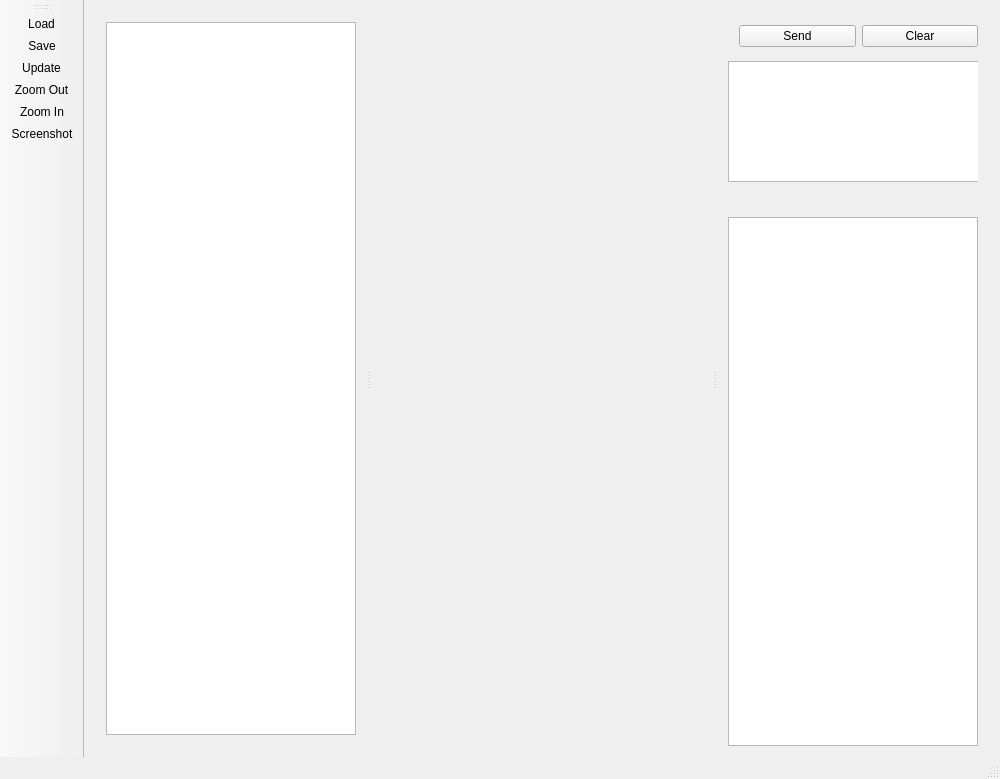
Before: the Qt Designer form mainwindow.ui in gamoeba/stagehand, drawn with Qt 5.
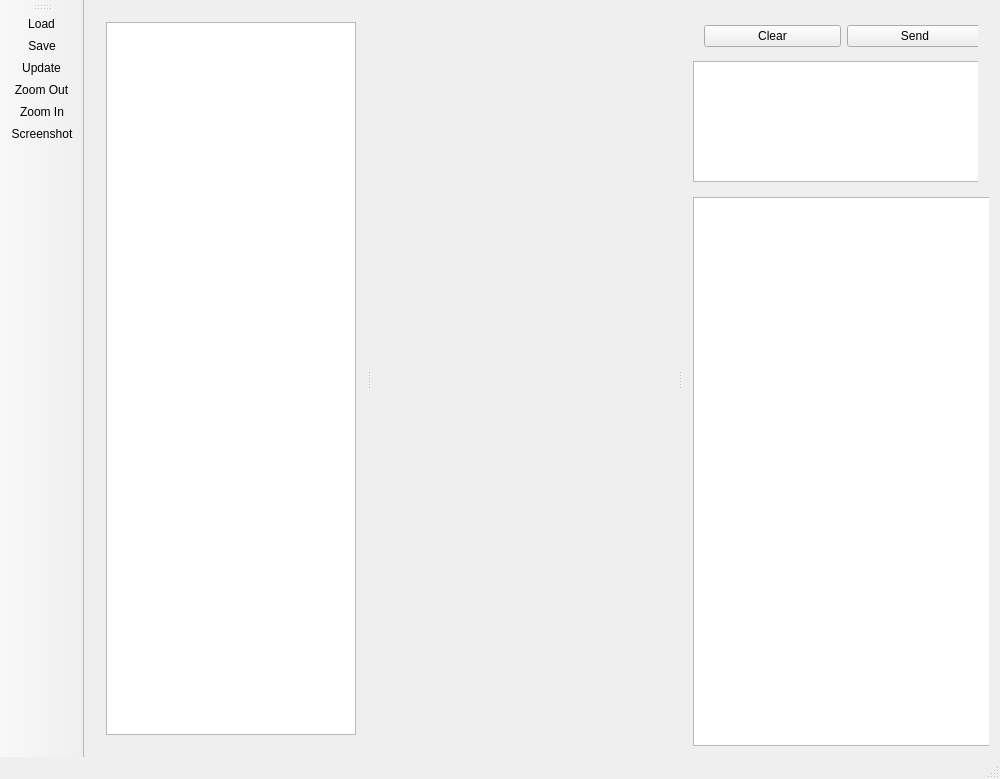
After: the same form once the commit is applied. Icons and pictures are not drawn.

What changed in the file:
```diff
--- a/mainwindow.ui
+++ b/mainwindow.ui
@@ -105,7 +105,7 @@
           <property name="minimumSize">
            <size>
             <width>0</width>
-            <height>200</height>
+            <height>180</height>
            </size>
           </property>
           <widget class="QWidget" name="horizontalLayoutWidget">
@@ -113,18 +113,11 @@
             <rect>
              <x>0</x>
              <y>0</y>
-             <width>261</width>
+             <width>301</width>
              <height>51</height>
             </rect>
            </property>
            <layout class="QHBoxLayout" name="horizontalLayout" stretch="0,0">
-            <item>
-             <widget class="QPushButton" name="sendButton">
-              <property name="text">
-               <string>Send</string>
-              </property>
-             </widget>
-            </item>
             <item>
              <widget class="QPushButton" name="clearButton">
               <property name="text">
@@ -132,6 +125,13 @@
               </property>
              </widget>
             </item>
+            <item>
+             <widget class="QPushButton" name="sendButton">
+              <property name="text">
+               <string>Send</string>
+              </property>
+             </widget>
+            </item>
            </layout>
           </widget>
           <widget class="QTableView" name="tableViewUpdate">
@@ -139,27 +139,54 @@
             <rect>
              <x>0</x>
              <y>50</y>
-             <width>261</width>
+             <width>301</width>
              <height>121</height>
             </rect>
            </property>
+           <property name="sizePolicy">
+            <sizepolicy hsizetype="Expanding" vsizetype="Expanding">
+             <horstretch>1</horstretch>
+             <verstretch>0</verstretch>
+            </sizepolicy>
+           </property>
+           <property name="frameShape">
+            <enum>QFrame::StyledPanel</enum>
+           </property>
+           <property name="frameShadow">
+            <enum>QFrame::Sunken</enum>
+           </property>
+           <property name="lineWidth">
+            <number>1</number>
+           </property>
+           <property name="midLineWidth">
+            <number>1</number>
+           </property>
            <property name="sizeAdjustPolicy">
             <enum>QAbstractScrollArea::AdjustToContents</enum>
            </property>
+           <property name="showGrid">
+            <bool>true</bool>
+           </property>
+           <property name="gridStyle">
+            <enum>Qt::NoPen</enum>
+           </property>
+           <attribute name="horizontalHeaderStretchLastSection">
+            <bool>true</bool>
+           </attribute>
           </widget>
          </widget>
         </item>
         <item>
          <widget class="QTableView" name="tableView">
           <property name="sizePolicy">
-           <sizepolicy hsizetype="Preferred" vsizetype="Expanding">
-            <horstretch>0</horstretch>
+           <sizepolicy hsizetype="Expanding" vsizetype="Expanding">
+            <horstretch>1</horstretch>
             <verstretch>0</verstretch>
            </sizepolicy>
           </property>
           <property name="minimumSize">
            <size>
-            <width>250</width>
+            <width>300</width>
             <height>0</height>
            </size>
           </property>
@@ -168,6 +195,21 @@
             <pointsize>10</pointsize>
            </font>
           </property>
+          <property name="frameShape">
+           <enum>QFrame::StyledPanel</enum>
+          </property>
+          <property name="frameShadow">
+           <enum>QFrame::Sunken</enum>
+          </property>
+          <property name="lineWidth">
+           <number>1</number>
+          </property>
+          <property name="gridStyle">
+           <enum>Qt::NoPen</enum>
+          </property>
+          <attribute name="horizontalHeaderStretchLastSection">
+           <bool>true</bool>
+          </attribute>
          </widget>
         </item>
        </layout>
```
Left out of the diff: 3 changed lines with no effect on the pictures.
